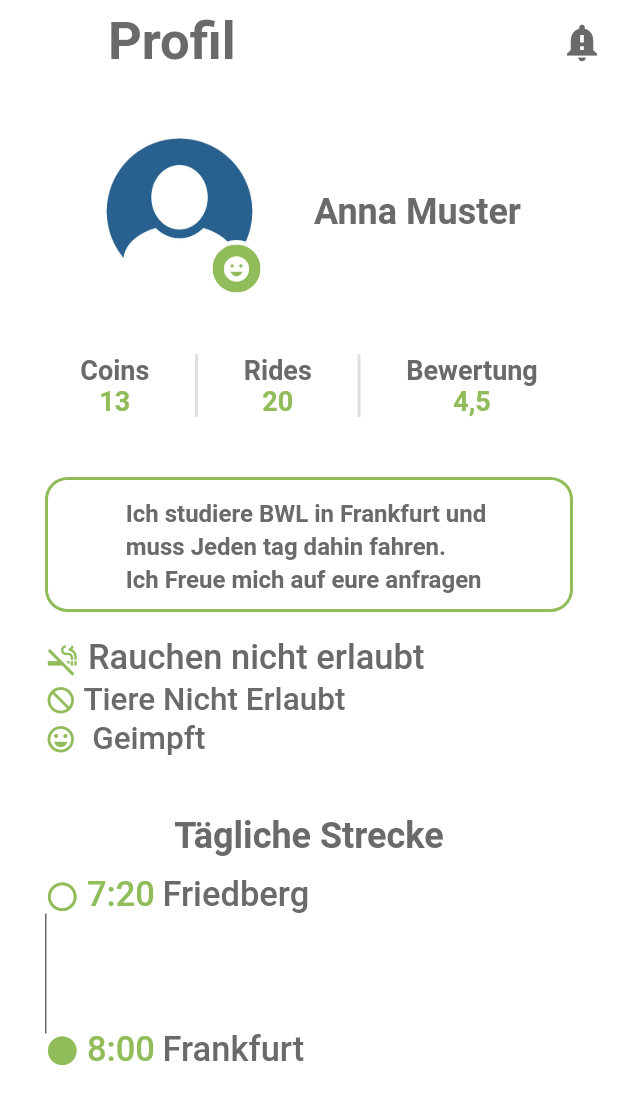
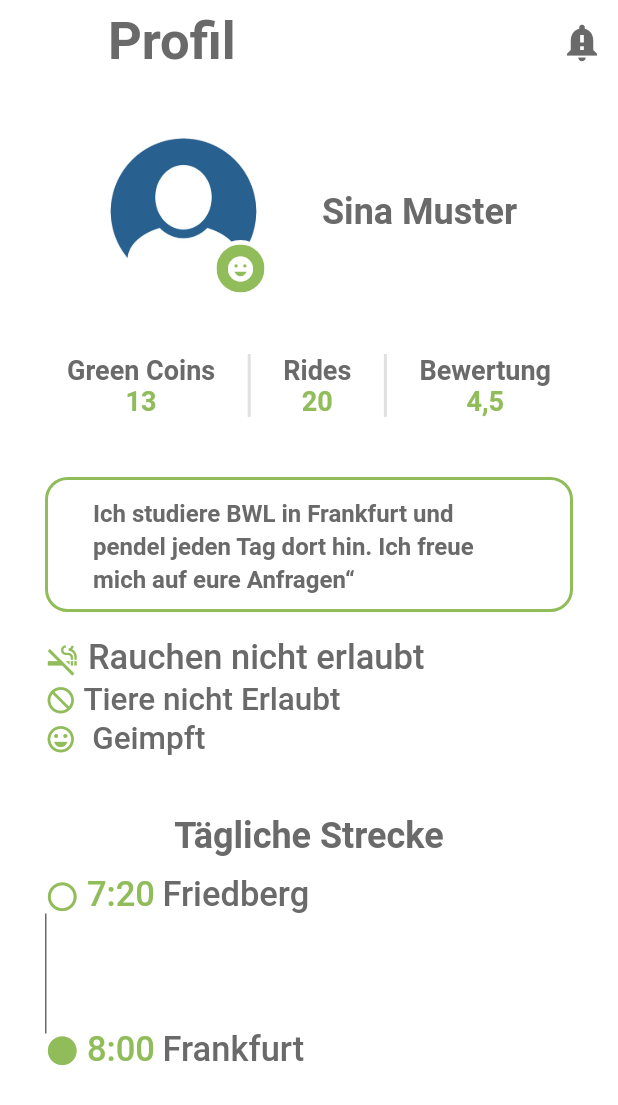
Before and after one commit to Issamrf/green_ridingV1, a Flutter app: the Profile screen opened directly, on a phone screen of 412 x 824 dp. Shown: the top 1105 px of the screen. Run offline on Flutter 3.47's test engine with Material 2 defaults, Android fonts, the phone set to English and light mode, and no system bars; our stand-ins replace firebase_auth, firebase_core, firebase_database, flutter_settings_screens, fluttertoast, geolocator and 2 more; accounts and stored records are empty.

Commit message:
unversioned files

```diff
--- a/lib/main.dart
+++ b/lib/main.dart
@@ -1,6 +1,7 @@
 import 'package:firebase_database/firebase_database.dart';
 import 'package:flutter/material.dart';
 import 'package:firebase_core/firebase_core.dart';
+import 'package:green_riding/screens/splashScreen/splashScreen.dart';
 import 'package:green_riding/searchDrive/searchDrive.dart';
 import 'package:provider/provider.dart';
 
@@ -23,7 +24,7 @@ class MyApp extends StatelessWidget {
       create: (context) => AppData(),
       child: MaterialApp(
         debugShowCheckedModeBanner: false,
-        home: SearchDrive(),
+        home: Splash(),
       ),
     );
   }
--- a/lib/screens/profile/profile.dart
+++ b/lib/screens/profile/profile.dart
@@ -65,9 +65,7 @@ class _ProfileState extends State<Profile> {
                   children: [
                     Center(
                         child: Text(
-                      """Ich studiere BWL in Frankfurt und
-muss Jeden tag dahin fahren.
-Ich Freue mich auf eure anfragen""",
+                      """Ich studiere BWL in Frankfurt und pendel jeden Tag dort hin. Ich freue mich auf eure Anfragen“""",
                       style: TextStyle(
                         fontSize: 16,
                         height: 1.4,
@@ -107,7 +105,7 @@ Ich Freue mich auf eure anfragen""",
                   size: 21,
                 ),
                 Text(
-                  ifSmoke ? "Tiere Erlaubt" : " Tiere Nicht Erlaubt",
+                  ifSmoke ? "Tiere Erlaubt" : " Tiere nicht Erlaubt",
                   style: TextStyle(
                     color: Color(0xff6A6A6A),
                     fontSize: 21,
@@ -236,7 +234,7 @@ class AgeKids extends StatelessWidget {
           Column(
             children: <Widget>[
               Text(
-                'Coins',
+                'Green Coins',
                 style: TextStyle(
                   fontWeight: FontWeight.bold,
                   fontSize: 18,
--- a/lib/screens/profile/profileWidget/profileWidget.dart
+++ b/lib/screens/profile/profileWidget/profileWidget.dart
@@ -38,7 +38,7 @@ class ProfileWidget extends StatelessWidget {
           children: [
             Center(
               child: Text(
-                "Anna Muster",
+                "Sina Muster",
                 style: TextStyle(
                   fontWeight: FontWeight.bold,
                   fontSize: 24,
--- a/lib/searchDrive/searchDrive.dart
+++ b/lib/searchDrive/searchDrive.dart
@@ -42,7 +42,7 @@ class _SearchDriveState extends State<SearchDrive> {
   }
 
   static final CameraPosition kGooglePlex = CameraPosition(
-    target: LatLng(37.42796133580664, -122.085749655962),
+    target: LatLng(49.398750, 8.672434),
     zoom: 14.4746,
   );
   @override
@@ -78,7 +78,7 @@ class _SearchDriveState extends State<SearchDrive> {
                 setState(() {
                   bottomMapPadding = 300.0;
                 });
-                locatePosition();
+                //locatePosition();
               }),
           Positioned(
             left: 0.0,
```
Also changed, not shown: lib/searchDrive/searchScreen.dart (+76 -11 lines), 5 other files.
